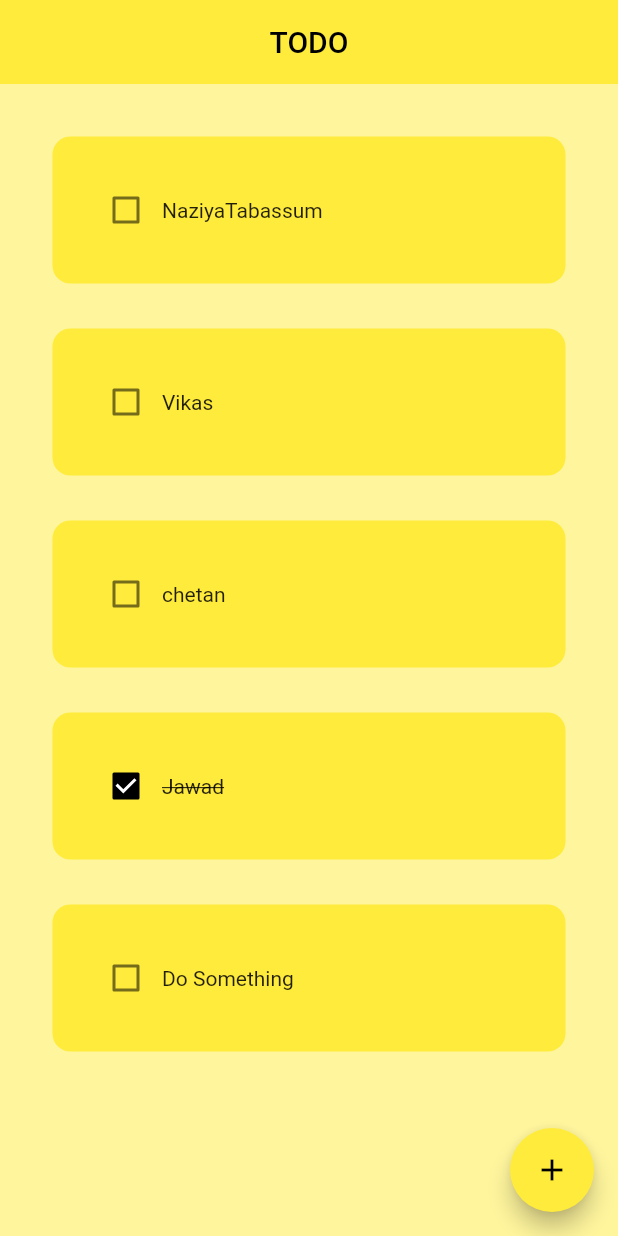
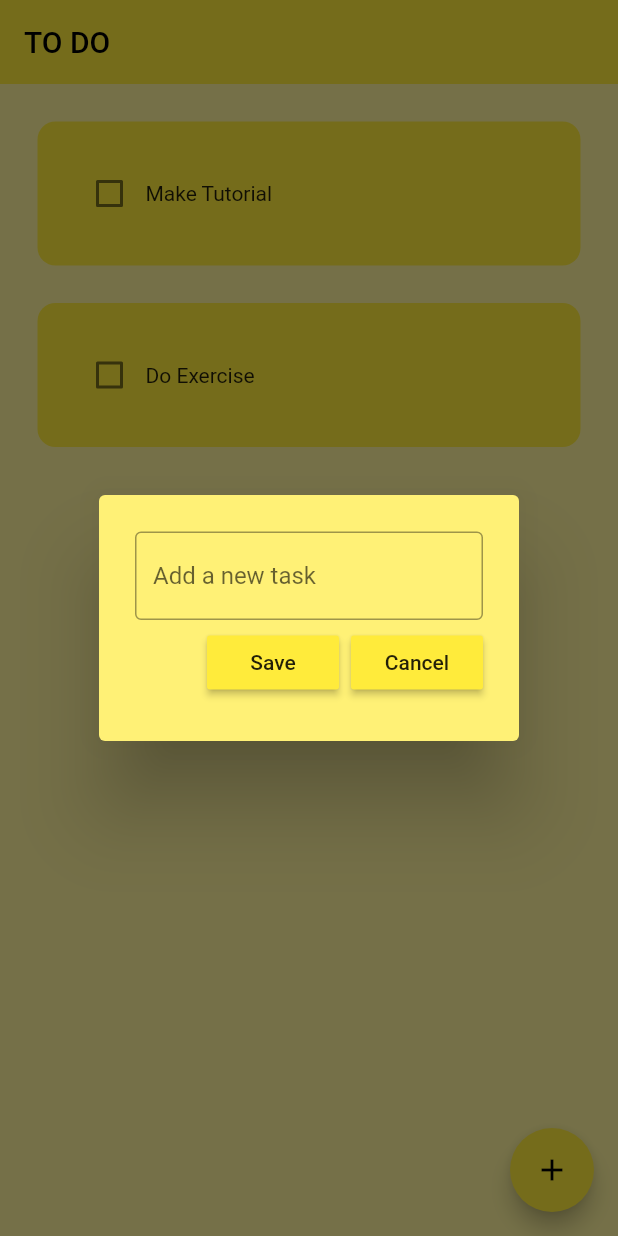
Before and after one commit to orianatech/todo, a Flutter app: the screen it shows after launch, after a tap on the "add" icon, on a phone screen of 412 x 824 dp. Run offline on Flutter 3.47's test engine with Material 2 defaults, Android fonts, the phone set to English and light mode, and no system bars; drawn by our look-alikes of flutter_slidable; our stand-ins replace hive, hive_flutter; accounts and stored records are empty.

Commit message:
todo with hive

```diff
--- /dev/null
+++ b/lib/componet/database.dart
@@ -0,0 +1,26 @@
+import 'package:hive/hive.dart';
+
+class ToDoDataBase {
+  List toDoList = [];
+
+  // reference our box
+  final _myBox = Hive.box('mybox');
+
+  // run this method if this is the 1st time ever opening this app
+  void createInitialData() {
+    toDoList = [
+      ["Make Tutorial", false],
+      ["Do Exercise", false],
+    ];
+  }
+
+  // load the data from database
+  void loadData() {
+    toDoList = _myBox.get("TODOLIST");
+  }
+
+  // update the database
+  void updateDataBase() {
+    _myBox.put("TODOLIST", toDoList);
+  }
+}
--- /dev/null
+++ b/lib/componet/dialog_box.dart
@@ -0,0 +1,58 @@
+// ignore_for_file: prefer_const_constructors, sized_box_for_whitespace, must_be_immutable
+
+import 'package:flutter/material.dart';
+
+import 'mybutton.dart';
+
+
+
+class DialogBox extends StatelessWidget {
+  // ignore: prefer_typing_uninitialized_variables
+  final controller;
+  VoidCallback onSave;
+  VoidCallback onCancel;
+
+  DialogBox({
+    super.key,
+    required this.controller,
+    required this.onSave,
+    required this.onCancel,
+  });
+
+  @override
+  Widget build(BuildContext context) {
+    return AlertDialog(
+      backgroundColor: Colors.yellow[300],
+      content: Container(
+        height: 120,
+        child: Column(
+          mainAxisAlignment: MainAxisAlignment.spaceEvenly,
+          children: [
+            // get user input
+            TextField(
+              controller: controller,
+              decoration: InputDecoration(
+                border: OutlineInputBorder(),
+                hintText: "Add a new task",
+              ),
+            ),
+
+            // buttons -> save + cancel
+            Row(
+              mainAxisAlignment: MainAxisAlignment.end,
+              children: [
+                // save button
+                MyButton(text: "Save", onPressed: onSave),
+
+                const SizedBox(width: 8),
+
+                // cancel button
+                MyButton(text: "Cancel", onPressed: onCancel),
+              ],
+            ),
+          ],
+        ),
+      ),
+    );
+  }
+}
--- /dev/null
+++ b/lib/componet/mybutton.dart
@@ -0,0 +1,22 @@
+// ignore_for_file: must_be_immutable
+
+import 'package:flutter/material.dart';
+
+class MyButton extends StatelessWidget {
+  final String text;
+  VoidCallback onPressed;
+  MyButton({
+    super.key,
+    required this.text,
+    required this.onPressed,
+  });
+
+  @override
+  Widget build(BuildContext context) {
+    return MaterialButton(
+      onPressed: onPressed,
+      color: Theme.of(context).primaryColor,
+      child: Text(text),
+    );
+  }
+}
--- a/lib/main.dart
+++ b/lib/main.dart
@@ -1,20 +1,28 @@
+// ignore_for_file: prefer_const_constructors, unused_local_variable
+
 import 'package:flutter/material.dart';
-import 'package:todo/pages/to_do.dart';
+import 'package:hive_flutter/hive_flutter.dart';
+import 'pages/home_page.dart';
 
-void main() {
+void main() async {
+  // init the hive
+  await Hive.initFlutter();
+
+  // open a box
+  var box = await Hive.openBox('mybox');
+
   runApp(const MyApp());
 }
 
 class MyApp extends StatelessWidget {
   const MyApp({super.key});
 
-  // This widget is the root of your application.
   @override
   Widget build(BuildContext context) {
     return MaterialApp(
       debugShowCheckedModeBanner: false,
+      home: HomePage(),
       theme: ThemeData(primarySwatch: Colors.yellow),
-      home: ToDoTile(),
     );
   }
 }
--- a/lib/pages/home_page.dart
+++ b/lib/pages/home_page.dart
@@ -1,48 +1,103 @@
-// ignore_for_file: sort_child_properties_last
+// ignore_for_file: prefer_const_constructors
 
 import 'package:flutter/material.dart';
+import 'package:hive/hive.dart';
+import 'package:todo/pages/to_do.dart';
+
+import '../componet/database.dart';
+import '../componet/dialog_box.dart';
 
 class HomePage extends StatefulWidget {
-  HomePage(
-      {super.key,
-      required this.onChanged,
-      required this.taskCompleted,
-      required this.taskName});
-
-  final String taskName;
-  final bool taskCompleted;
-
-  Function(bool?)? onChanged;
+  const HomePage({super.key});
 
   @override
   State<HomePage> createState() => _HomePageState();
 }
 
 class _HomePageState extends State<HomePage> {
+  // reference the hive box
+  final _myBox = Hive.box('mybox');
+  ToDoDataBase db = ToDoDataBase();
+
+  @override
+  void initState() {
+    // if this is the 1st time ever openin the app, then create default data
+    if (_myBox.get("TODOLIST") == null) {
+      db.createInitialData();
+    } else {
+      // there already exists data
+      db.loadData();
+    }
+
+    super.initState();
+  }
+
+  // text controller
+  final _controller = TextEditingController();
+
+  // checkbox was tapped
+  void checkBoxChanged(bool? value, int index) {
+    setState(() {
+      db.toDoList[index][1] = !db.toDoList[index][1];
+    });
+    db.updateDataBase();
+  }
+
+  // save new task
+  void saveNewTask() {
+    setState(() {
+      db.toDoList.add([_controller.text, false]);
+      _controller.clear();
+    });
+    Navigator.of(context).pop();
+    db.updateDataBase();
+  }
+
+  // create a new task
+  void createNewTask() {
+    showDialog(
+      context: context,
+      builder: (context) {
+        return DialogBox(
+          controller: _controller,
+          onSave: saveNewTask,
+          onCancel: () => Navigator.of(context).pop(),
+        );
+      },
+    );
+  }
+
+  // delete task
+  void deleteTask(int index) {
+    setState(() {
+      db.toDoList.removeAt(index);
+    });
+    db.updateDataBase();
+  }
+
   @override
   Widget build(BuildContext context) {
-    return Container(
-      padding: EdgeInsets.all(25),
-      child: Row(children: [
-        //checkbox
-        Checkbox(
-          value: widget.taskCompleted,
-          onChanged: widget.onChanged,
-          activeColor: Colors.black,
-        ),
-        Text(
-          widget.taskName,
-          style: TextStyle(
-              decoration: widget.taskCompleted
-                  ? TextDecoration.lineThrough
-                  : TextDecoration.none),
-        ),
-      ]),
-      decoration: BoxDecoration(
-        color: Colors.yellow,
-        borderRadius: BorderRadius.circular(12),
+    return Scaffold(
+      backgroundColor: Colors.yellow[200],
+      appBar: AppBar(
+        title: Text('TO DO'),
+        elevation: 0,
       ),
-      margin: EdgeInsets.all(15),
+      floatingActionButton: FloatingActionButton(
+        onPressed: createNewTask,
+        child: Icon(Icons.add),
+      ),
+      body: ListView.builder(
+        itemCount: db.toDoList.length,
+        itemBuilder: (context, index) {
+          return ToDoTile(
+            taskName: db.toDoList[index][0],
+            taskCompleted: db.toDoList[index][1],
+            onChanged: (value) => checkBoxChanged(value, index),
+            deleteFunction: (context) => deleteTask(index),
+          );
+        },
+      ),
     );
   }
 }
--- a/lib/pages/to_do.dart
+++ b/lib/pages/to_do.dart
@@ -1,52 +1,65 @@
+// ignore_for_file: prefer_const_constructors, must_be_immutable
+
 import 'package:flutter/material.dart';
-import 'package:todo/pages/home_page.dart';
+import 'package:flutter_slidable/flutter_slidable.dart';
 
-class ToDoTile extends StatefulWidget {
-  const ToDoTile({super.key});
 
-  @override
-  State<ToDoTile> createState() => _ToDoTileState();
-}
+class ToDoTile extends StatelessWidget {
+  final String taskName;
+  final bool taskCompleted;
+  Function(bool?)? onChanged;
+  Function(BuildContext)? deleteFunction;
 
-class _ToDoTileState extends State<ToDoTile> {
-// List
-  List toDoList = [
-    ["NaziyaTabassum", false],
-    ["Vikas", false],
-    ["chetan", false],
-    ["Jawad", true],
-    ["Do Something", false],
-  ];
-
-  void checkBoxChanged(bool? value, int index) {
-    setState(() {
-      toDoList[index][1] = !toDoList[index][1];
-    });
-  }
+  ToDoTile({
+    super.key,
+    required this.taskName,
+    required this.taskCompleted,
+    required this.onChanged,
+    required this.deleteFunction,
+  });
 
   @override
   Widget build(BuildContext context) {
-    return Scaffold(
-      backgroundColor: Colors.yellow[200],
-      appBar: AppBar(
-        title: Center(child: Text("TODO")),
-        elevation: 0,
-      ),
-      floatingActionButton: FloatingActionButton(
-        onPressed: () {},
-        child: Icon(Icons.add),
-      ),
-      body: Padding(
-        padding: const EdgeInsets.all(20.0),
-        child: ListView.builder(
-          itemCount: toDoList.length,
-          itemBuilder: (context, index) {
-            return HomePage(
-              taskName: toDoList[index][0],
-              taskCompleted: toDoList[index][1],
-              onChanged: (value) => checkBoxChanged(value, index),
-            );
-          },
+    return Padding(
+      padding: const EdgeInsets.only(left: 25.0, right: 25, top: 25),
+      child: Slidable(
+        endActionPane: ActionPane(
+          motion: StretchMotion(),
+          children: [
+            SlidableAction(
+              onPressed: deleteFunction,
+              icon: Icons.delete,
+              backgroundColor: Colors.red.shade300,
+              borderRadius: BorderRadius.circular(12),
+            )
+          ],
+        ),
+        child: Container(
+          padding: EdgeInsets.all(24),
+          decoration: BoxDecoration(
+            color: Colors.yellow,
+            borderRadius: BorderRadius.circular(12),
+          ),
+          child: Row(
+            children: [
+              // checkbox
+              Checkbox(
+                value: taskCompleted,
+                onChanged: onChanged,
+                activeColor: Colors.black,
+              ),
+
+              // task name
+              Text(
+                taskName,
+                style: TextStyle(
+                  decoration: taskCompleted
+                      ? TextDecoration.lineThrough
+                      : TextDecoration.none,
+                ),
+              ),
+            ],
+          ),
         ),
       ),
     );
```
Also changed, not shown: pubspec.yaml (+7 -4 lines), pubspec.lock, 1 other file.
